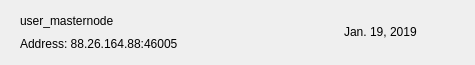
Qt form src/qt/digiwage/forms/mnrow.ui (digiwage/digiwage) before a commit.
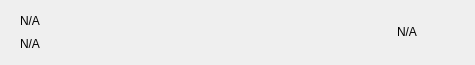
The same form after that commit. Icons and pictures are not drawn.

```diff
--- a/src/qt/digiwage/forms/mnrow.ui
+++ b/src/qt/digiwage/forms/mnrow.ui
@@ -80,14 +80,14 @@
          <item>
           <widget class="QLabel" name="labelName">
            <property name="text">
-            <string>user_masternode</string>
+            <string notr="true">N/A</string>
            </property>
           </widget>
          </item>
          <item>
           <widget class="QLabel" name="labelAddress">
            <property name="text">
-            <string>Address: 88.26.164.88:46005</string>
+            <string notr="true">N/A</string>
            </property>
           </widget>
          </item>
@@ -110,7 +110,7 @@
       <item>
        <widget class="QLabel" name="labelDate">
         <property name="text">
-         <string>Jan. 19, 2019</string>
+         <string notr="true">N/A</string>
         </property>
        </widget>
       </item>
```
Left out of the diff: 2 changed lines with no effect on the pictures.
